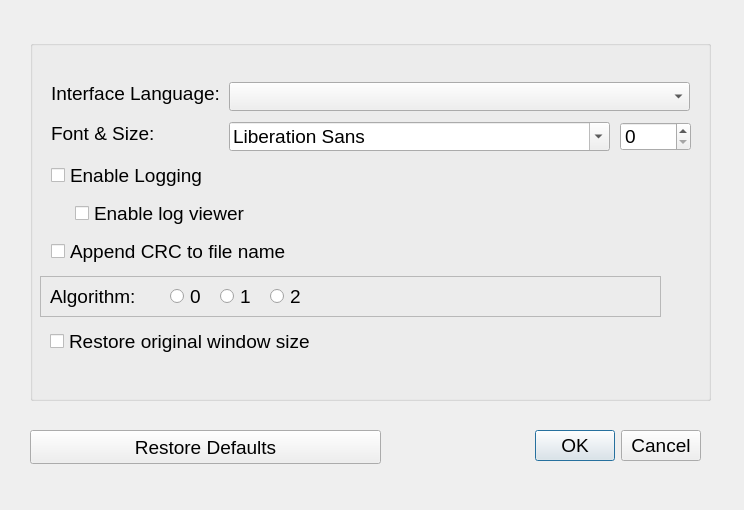
akai10tsuki/mkvbatchmultiplex, file MKVBatchMultiplex/ui/PreferencesDialog.ui: the form before one commit.
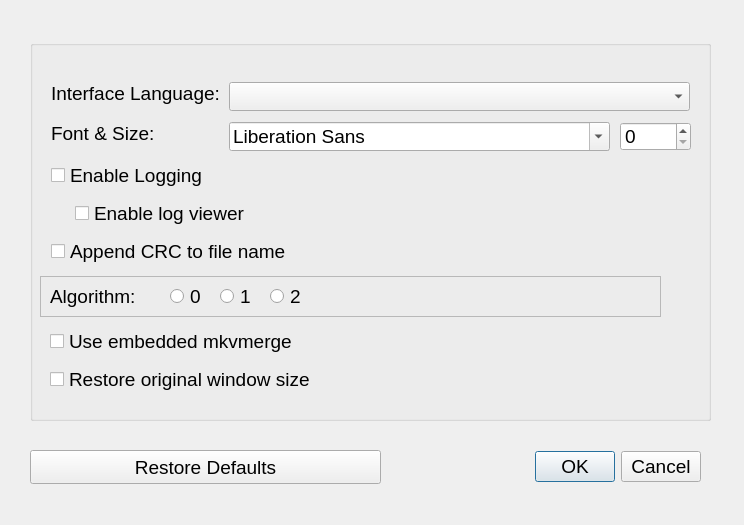
The form after the commit.

Commit message: Add code to access embedded mkvmerge

Patch:
```diff
--- a/MKVBatchMultiplex/ui/PreferencesDialog.ui
+++ b/MKVBatchMultiplex/ui/PreferencesDialog.ui
@@ -7,7 +7,7 @@
     <x>0</x>
     <y>0</y>
     <width>744</width>
-    <height>510</height>
+    <height>525</height>
    </rect>
   </property>
   <property name="font">
@@ -25,9 +25,9 @@
    <property name="geometry">
     <rect>
      <x>460</x>
-     <y>430</y>
+     <y>450</y>
      <width>241</width>
-     <height>32</height>
+     <height>34</height>
     </rect>
    </property>
    <property name="orientation">
@@ -43,7 +43,7 @@
      <x>30</x>
      <y>40</y>
      <width>681</width>
-     <height>361</height>
+     <height>381</height>
     </rect>
    </property>
    <property name="title">
@@ -76,7 +76,7 @@
     <property name="geometry">
      <rect>
       <x>20</x>
-      <y>288</y>
+      <y>326</y>
       <width>641</width>
       <height>27</height>
      </rect>
@@ -238,12 +238,25 @@
      <string>Enable log viewer</string>
     </property>
    </widget>
+   <widget class="QCheckBox" name="chkBoxUseEmbedded">
+    <property name="geometry">
+     <rect>
+      <x>20</x>
+      <y>288</y>
+      <width>641</width>
+      <height>27</height>
+     </rect>
+    </property>
+    <property name="text">
+     <string>Use embedded mkvmerge</string>
+    </property>
+   </widget>
   </widget>
   <widget class="QPushButton" name="btnRestoreDefaults">
    <property name="geometry">
     <rect>
      <x>30</x>
-     <y>430</y>
+     <y>450</y>
      <width>351</width>
      <height>34</height>
     </rect>
```
The commit also changes 3 other files.
